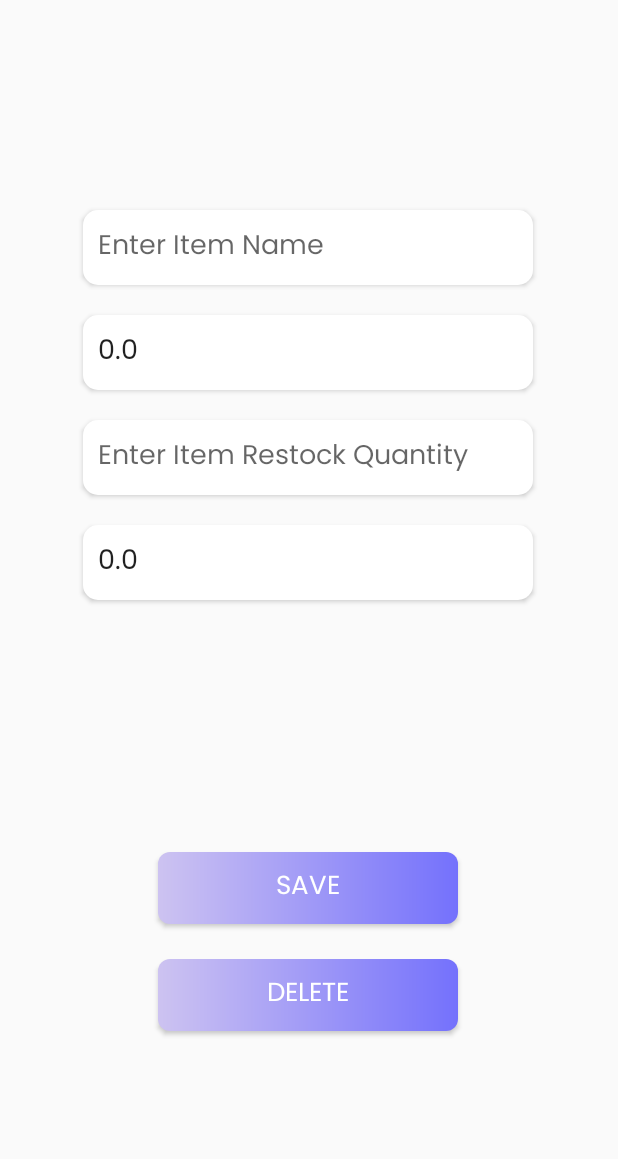
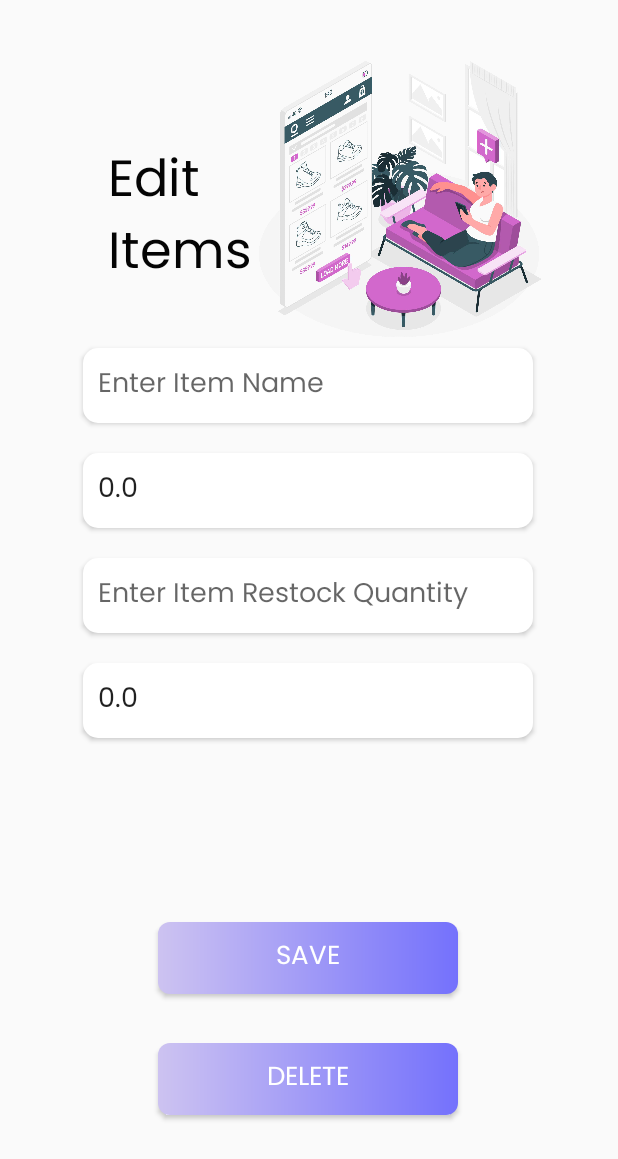
Before and after one commit to jrlbln/Capstone, an Android app: the EditItem screen opened directly, with no data from a screen before it, on a phone screen of 412 x 824 dp. Shown: the top 1159 px of the screen. Run offline under Robolectric (Android 15) with nearby library versions, the phone set to English and light mode, and no system bars; our stand-ins replace Firebase (no records; nobody signed in at launch, a user with empty details on screens opened directly).

Commit message:
UI Changes
Changes in edit_item.xml and add_item.xml

```diff
--- a/app/src/main/res/layout/edit_item.xml
+++ b/app/src/main/res/layout/edit_item.xml
@@ -7,11 +7,26 @@
     tools:context=".AddItem">
 
 
+    <TextView
+        android:id="@+id/textView6"
+        android:layout_width="109dp"
+        android:layout_height="106dp"
+        android:fontFamily="@font/poppinsreg"
+        android:text="Edit Items"
+        android:textColor="#040404"
+        android:textSize="34sp"
+        app:layout_constraintBottom_toBottomOf="parent"
+        app:layout_constraintEnd_toEndOf="parent"
+        app:layout_constraintHorizontal_bias="0.238"
+        app:layout_constraintStart_toStartOf="parent"
+        app:layout_constraintTop_toTopOf="parent"
+        app:layout_constraintVertical_bias="0.131" />
+
     <EditText
         android:id="@+id/item_name"
         android:layout_width="wrap_content"
         android:layout_height="wrap_content"
-        android:layout_marginTop="140dp"
+        android:layout_marginTop="232dp"
         android:width="300dp"
         android:background="@drawable/inputdesign"
         android:elevation="2dp"
@@ -48,6 +63,26 @@
         app:layout_constraintTop_toBottomOf="@+id/item_name" />
 
     <EditText
+        android:id="@+id/item_price"
+        android:layout_width="wrap_content"
+        android:layout_height="wrap_content"
+        android:layout_marginTop="20dp"
+        android:width="300dp"
+        android:background="@drawable/inputdesign"
+        android:elevation="2dp"
+        android:ems="10"
+        android:fontFamily="@font/poppinsreg"
+        android:hint="Enter Item Price"
+        android:inputType="text"
+        android:paddingStart="10dp"
+        android:shadowColor="#2C2C2C"
+        android:textSize="18sp"
+        app:layout_constraintEnd_toEndOf="parent"
+        app:layout_constraintHorizontal_bias="0.495"
+        app:layout_constraintStart_toStartOf="parent"
+        app:layout_constraintTop_toBottomOf="@+id/add_quantity" />
+
+    <EditText
         android:id="@+id/add_quantity"
         android:layout_width="wrap_content"
         android:layout_height="wrap_content"
@@ -67,43 +102,23 @@
         app:layout_constraintStart_toStartOf="parent"
         app:layout_constraintTop_toBottomOf="@+id/item_quantity" />
 
-    <EditText
-        android:id="@+id/item_price"
-        android:layout_width="wrap_content"
-        android:layout_height="wrap_content"
-        android:layout_marginTop="20dp"
-        android:width="300dp"
-        android:background="@drawable/inputdesign"
-        android:elevation="2dp"
-        android:ems="10"
-        android:fontFamily="@font/poppinsreg"
-        android:hint="Enter Item Price"
-        android:inputType="text"
-        android:paddingStart="10dp"
-        android:shadowColor="#2C2C2C"
-        android:textSize="18sp"
-        app:layout_constraintEnd_toEndOf="parent"
-        app:layout_constraintHorizontal_bias="0.495"
-        app:layout_constraintStart_toStartOf="parent"
-        app:layout_constraintTop_toBottomOf="@+id/add_quantity" />
-
     <Button
         android:id="@+id/save_button"
         android:layout_width="wrap_content"
         android:layout_height="wrap_content"
-        android:text="Save"
         android:width="200dp"
         android:background="@drawable/gradientbutton"
         android:clickable="true"
         android:fontFamily="@font/poppinsreg"
+        android:text="Save"
         android:textColor="#ffffff"
         android:textSize="17sp"
         app:layout_constraintBottom_toBottomOf="parent"
         app:layout_constraintEnd_toEndOf="parent"
-        app:layout_constraintHorizontal_bias="0.498"
+        app:layout_constraintHorizontal_bias="0.497"
         app:layout_constraintStart_toStartOf="parent"
         app:layout_constraintTop_toTopOf="parent"
-        app:layout_constraintVertical_bias="0.732" />
+        app:layout_constraintVertical_bias="0.792" />
 
     <Button
         android:id="@+id/delete_button"
@@ -121,6 +136,16 @@
         app:layout_constraintHorizontal_bias="0.497"
         app:layout_constraintStart_toStartOf="parent"
         app:layout_constraintTop_toTopOf="parent"
-        app:layout_constraintVertical_bias="0.824" />
+        app:layout_constraintVertical_bias="0.896" />
+
+    <ImageView
+        android:id="@+id/imageView8"
+        android:layout_width="236dp"
+        android:layout_height="199dp"
+        android:layout_marginTop="32dp"
+        android:layout_marginEnd="28dp"
+        app:layout_constraintEnd_toEndOf="parent"
+        app:layout_constraintTop_toTopOf="parent"
+        app:srcCompat="@drawable/edititems" />
 
 </androidx.constraintlayout.widget.ConstraintLayout>
```
Also changed, not shown: app/src/main/res/layout/add_item.xml (+49 -26 lines), app/src/main/res/drawable/additems.png (added), app/src/main/res/drawable/edititems.png (added).
